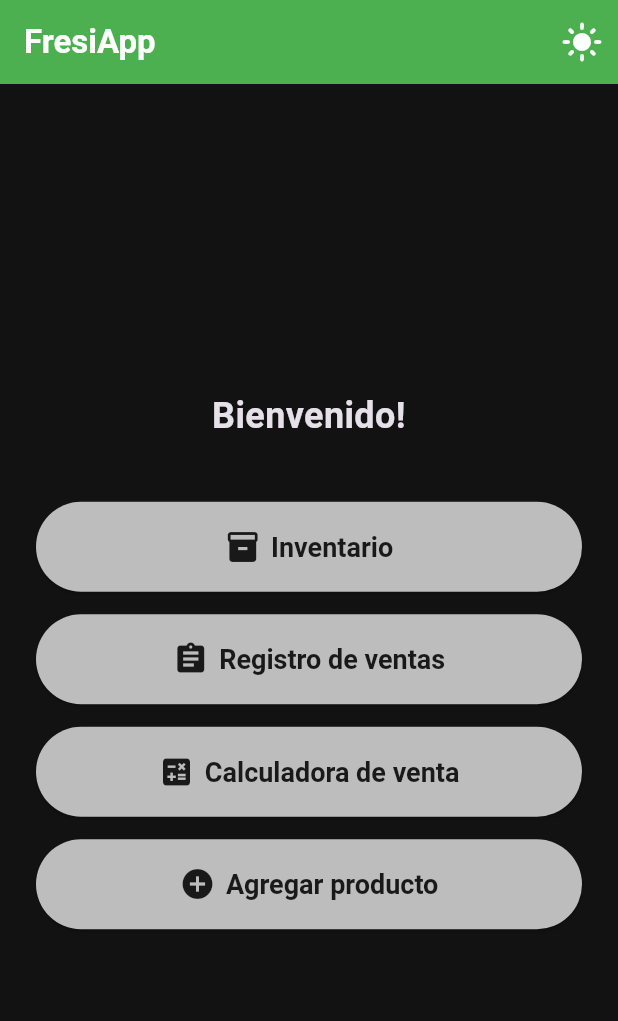
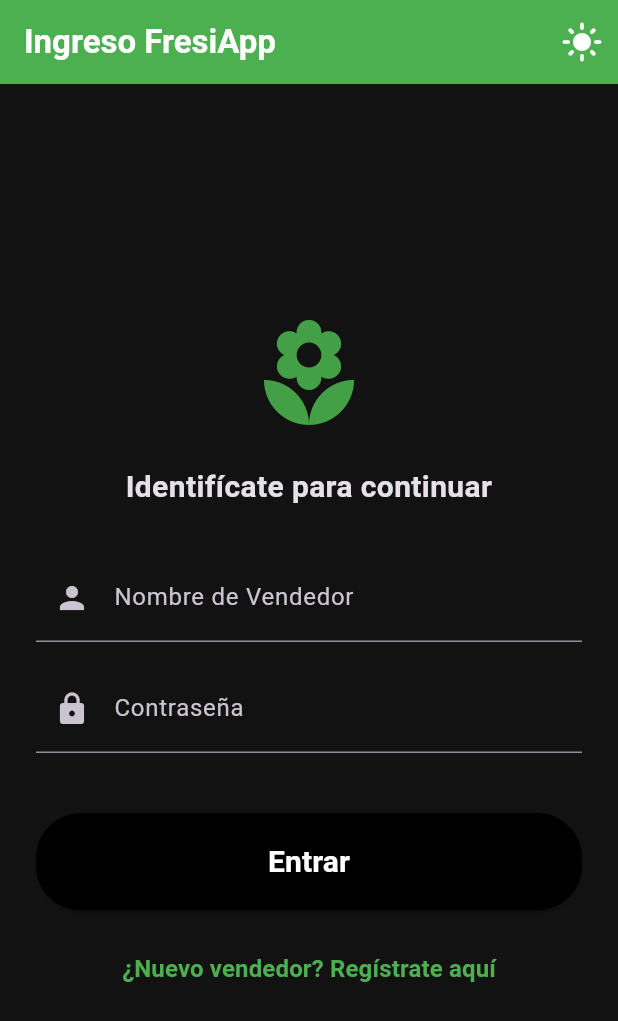
Before and after one commit to Frisb0/fresiapp, a Flutter app: the screen it shows after launch, on a phone screen of 412 x 824 dp. Shown: the top 1021 px of the screen. Run offline on Flutter 3.47's test engine with Material 3 defaults, Android fonts, the phone set to English and light mode, and no system bars; our stand-ins replace sqflite; accounts and stored records are empty.

Commit message:
Implement login functionality and user registration; update database schema for user management

```diff
--- a/lib/inventario_screen.dart
+++ b/lib/inventario_screen.dart
@@ -52,7 +52,6 @@
                       child: Table(
                         border: TableBorder.all(color: Colors.black26, width: 1),
                         children: [
-                          // Cabecera de la tabla con textos grandes (Ajuste #3)
                           TableRow(
                             decoration: BoxDecoration(color: Colors.grey[200]),
                             children: [
@@ -86,7 +85,7 @@
                                 ),
                               ],
                             );
-                          }).toList(),
+                          }),
                         ],
                       ),
                     ),
--- /dev/null
+++ b/lib/login_screen.dart
@@ -0,0 +1,134 @@
+import 'package:flutter/material.dart';
+import 'db_helper.dart';
+import 'main.dart';
+
+class LoginScreen extends StatefulWidget {
+  const LoginScreen({super.key});
+
+  @override
+  State<LoginScreen> createState() => _LoginScreenState();
+}
+
+class _LoginScreenState extends State<LoginScreen> {
+  final _userController = TextEditingController();
+  final _passController = TextEditingController();
+  bool _esRegistro = false;
+
+  void _procesarAutenticacion() async {
+    final username = _userController.text.trim();
+    final password = _passController.text.trim();
+
+    if (username.isEmpty || password.isEmpty) {
+      ScaffoldMessenger.of(context).showSnackBar(
+        const SnackBar(content: Text('⚠️ Por favor completa todos los campos.')),
+      );
+      return;
+    }
+
+    if (_esRegistro) {
+      int res = await DBHelper.instance.registrarUsuario(username, password);
+      if (!mounted) return;
+      if (res != -1) {
+        ScaffoldMessenger.of(context).showSnackBar(
+          const SnackBar(content: Text('🎉 Vendedor registrado con éxito. Ya puedes iniciar sesión.')),
+        );
+        setState(() {
+          _esRegistro = false;
+          _passController.clear();
+        });
+      } else {
+        ScaffoldMessenger.of(context).showSnackBar(
+          const SnackBar(content: Text('❌ El nombre de usuario ya está en uso.')),
+        );
+      }
+    } else {
+      bool valido = await DBHelper.instance.verificarLogin(username, password);
+      if (!mounted) return;
+      if (valido) {
+        Navigator.pushReplacement(
+          context,
+          MaterialPageRoute(builder: (context) => MenuPrincipal(usuarioActivo: username)),
+        );
+      } else {
+        ScaffoldMessenger.of(context).showSnackBar(
+          const SnackBar(content: Text('❌ Credenciales incorrectas. Inténtalo de nuevo.')),
+        );
+      }
+    }
+  }
+
+  @override
+  Widget build(BuildContext context) {
+    final esOscuro = Theme.of(context).brightness == Brightness.dark;
+
+    return Scaffold(
+      appBar: AppBar(
+        title: Text(_esRegistro ? 'Registrar Vendedor' : 'Ingreso FresiApp', style: const TextStyle(fontWeight: FontWeight.bold)),
+        actions: [
+          IconButton(
+            icon: Icon(esOscuro ? Icons.light_mode : Icons.dark_mode, size: 28),
+            onPressed: () {
+              temaClaroOscuroNotifier.value = esOscuro ? ThemeMode.light : ThemeMode.dark;
+            },
+          ),
+        ],
+      ),
+      body: Padding(
+        padding: const EdgeInsets.all(24.0),
+        child: Center(
+          child: SingleChildScrollView(
+            child: Column(
+              crossAxisAlignment: CrossAxisAlignment.stretch,
+              mainAxisAlignment: MainAxisAlignment.center,
+              children: [
+                Icon(Icons.local_florist, size: 80, color: Colors.green[600]),
+                const SizedBox(height: 20),
+                Text(
+                  _esRegistro ? 'Crea una cuenta de acceso' : 'Identifícate para continuar',
+                  textAlign: TextAlign.center,
+                  style: const TextStyle(fontSize: 20, fontWeight: FontWeight.bold),
+                ),
+                const SizedBox(height: 30),
+                TextField(
+                  controller: _userController,
+                  style: const TextStyle(fontSize: 18),
+                  decoration: const InputDecoration(labelText: 'Nombre de Vendedor', prefixIcon: Icon(Icons.person)),
+                ),
+                const SizedBox(height: 15),
+                TextField(
+                  controller: _passController,
+                  obscureText: true,
+                  style: const TextStyle(fontSize: 18),
+                  decoration: const InputDecoration(labelText: 'Contraseña', prefixIcon: Icon(Icons.lock)),
+                ),
+                const SizedBox(height: 40),
+                ElevatedButton(
+                  style: ElevatedButton.styleFrom(
+                    backgroundColor: Colors.black,
+                    foregroundColor: Colors.white,
+                    padding: const EdgeInsets.symmetric(vertical: 18),
+                    shape: RoundedRectangleBorder(borderRadius: BorderRadius.circular(30)),
+                  ),
+                  onPressed: _procesarAutenticacion,
+                  child: Text(_esRegistro ? 'Registrar' : 'Entrar', style: const TextStyle(fontSize: 20, fontWeight: FontWeight.bold)),
+                ),
+                const SizedBox(height: 15),
+                TextButton(
+                  onPressed: () {
+                    setState(() {
+                      _esRegistro = !_esRegistro;
+                    });
+                  },
+                  child: Text(
+                    _esRegistro ? '¿Ya tienes cuenta? Inicia Sesión' : '¿Nuevo vendedor? Regístrate aquí',
+                    style: const TextStyle(fontSize: 16, fontWeight: FontWeight.bold, color: Colors.green),
+                  ),
+                ),
+              ],
+            ),
+          ),
+        ),
+      ),
+    );
+  }
+}
--- a/lib/main.dart
+++ b/lib/main.dart
@@ -1,11 +1,13 @@
 import 'package:flutter/material.dart';
+import 'login_screen.dart'; // [✓] Importamos el nuevo Login
 import 'inventario_screen.dart';
 import 'registro_ventas_screen.dart';
 import 'calculadora_venta_screen.dart';
 import 'producto_screen.dart';
 
-// Notificador global para controlar el cambio de tema en tiempo real
-final ValueNotifier<ThemeMode> temaClaroOscuroNotifier = ValueNotifier(ThemeMode.dark);
+final ValueNotifier<ThemeMode> temaClaroOscuroNotifier = ValueNotifier(
+  ThemeMode.dark,
+);
 
 void main() {
   runApp(const FresiApp());
@@ -18,12 +20,11 @@
   Widget build(BuildContext context) {
     return ValueListenableBuilder<ThemeMode>(
       valueListenable: temaClaroOscuroNotifier,
-      builder: (_, mode, __) {
+      builder: (_, mode, _) {
         return MaterialApp(
           debugShowCheckedModeBanner: false,
           title: 'FresiApp',
           themeMode: mode,
-          // Configuración del Tema Claro
           theme: ThemeData(
             brightness: Brightness.light,
             primarySwatch: Colors.green,
@@ -33,7 +34,6 @@
               foregroundColor: Colors.white,
             ),
           ),
-          // Configuración del Tema Oscuro (Por defecto al iniciar)
           darkTheme: ThemeData(
             brightness: Brightness.dark,
             primarySwatch: Colors.green,
@@ -43,7 +43,7 @@
               foregroundColor: Colors.white,
             ),
           ),
-          home: const MenuPrincipal(),
+          home: const LoginScreen(),
         );
       },
     );
@@ -51,7 +51,9 @@
 }
 
 class MenuPrincipal extends StatelessWidget {
-  const MenuPrincipal({super.key});
+  final String usuarioActivo;
+
+  const MenuPrincipal({super.key, this.usuarioActivo = 'Usuario'});
 
   @override
   Widget build(BuildContext context) {
@@ -59,12 +61,27 @@
 
     return Scaffold(
       appBar: AppBar(
-        title: const Text('FresiApp', style: TextStyle(fontWeight: FontWeight.bold)),
+        title: const Text(
+          'FresiApp',
+          style: TextStyle(fontWeight: FontWeight.bold),
+        ),
         actions: [
           IconButton(
             icon: Icon(esOscuro ? Icons.light_mode : Icons.dark_mode, size: 28),
             onPressed: () {
-              temaClaroOscuroNotifier.value = esOscuro ? ThemeMode.light : ThemeMode.dark;
+              temaClaroOscuroNotifier.value = esOscuro
+                  ? ThemeMode.light
+                  : ThemeMode.dark;
+            },
+          ),
+          // Botón de Cerrar Sesión seguro
+          IconButton(
+            icon: const Icon(Icons.logout),
+            onPressed: () {
+              Navigator.pushReplacement(
+                context,
+                MaterialPageRoute(builder: (context) => const LoginScreen()),
+              );
             },
           ),
         ],
@@ -75,26 +92,58 @@
           mainAxisAlignment: MainAxisAlignment.center,
           crossAxisAlignment: CrossAxisAlignment.stretch,
           children: [
-            const Text(
-              'Bienvenido!',
+            Text(
+              'Bienvenido "$usuarioActivo"',
               textAlign: TextAlign.center,
-              style: TextStyle(fontSize: 24, fontWeight: FontWeight.bold),
+              style: const TextStyle(fontSize: 24, fontWeight: FontWeight.bold),
             ),
             const SizedBox(height: 40),
-            _crearBotonMenu(context, 'Inventario', Icons.inventory, Colors.grey[400]!, const InventarioScreen()),
+            _crearBotonMenu(
+              context,
+              'Inventario',
+              Icons.inventory,
+              Colors.grey[400]!,
+              const InventarioScreen(),
+            ),
             const SizedBox(height: 15),
-            _crearBotonMenu(context, 'Registro de ventas', Icons.assignment, Colors.grey[400]!, const RegistroVentasScreen()),
+            _crearBotonMenu(
+              context,
+              'Registro de ventas',
+              Icons.assignment,
+              Colors.grey[400]!,
+              RegistroVentasScreen(usuarioActivo: usuarioActivo),
+            ),
             const SizedBox(height: 15),
-            _crearBotonMenu(context, 'Calculadora de venta', Icons.calculate, Colors.grey[400]!, const CalculadoraVentaScreen()),
+            _crearBotonMenu(
+              context,
+              'Calculadora de venta',
+              Icons.calculate,
+              Colors.grey[400]!,
+              CalculadoraVentaScreen(
+                usuarioActivo: usuarioActivo,
+              ),
+            ),
             const SizedBox(height: 15),
-            _crearBotonMenu(context, 'Agregar producto', Icons.add_circle, Colors.grey[400]!, const ProductosScreen()),
+            _crearBotonMenu(
+              context,
+              'Agregar producto',
+              Icons.add_circle,
+              Colors.grey[400]!,
+              const ProductosScreen(),
+            ),
           ],
         ),
       ),
     );
   }
 
-  Widget _crearBotonMenu(BuildContext context, String texto, IconData icono, Color color, Widget pantallaDestino) {
+  Widget _crearBotonMenu(
+    BuildContext context,
+    String texto,
+    IconData icono,
+    Color color,
+    Widget pantallaDestino,
+  ) {
     return ElevatedButton.icon(
       style: ElevatedButton.styleFrom(
         backgroundColor: color,
--- a/lib/registro_ventas_screen.dart
+++ b/lib/registro_ventas_screen.dart
@@ -1,9 +1,11 @@
 import 'package:flutter/material.dart';
-import 'package:sqflite/sqflite.dart'; // Importante para la comunicación nativa de tipos con el CRUD
+import 'package:sqflite/sqflite.dart';
 import 'db_helper.dart';
 
 class RegistroVentasScreen extends StatefulWidget {
-  const RegistroVentasScreen({super.key});
+  final String usuarioActivo; // [✓] Recibe de forma obligatoria el usuario logueado
+
+  const RegistroVentasScreen({super.key, required this.usuarioActivo});
 
   @override
   State<RegistroVentasScreen> createState() => _RegistroVentasScreenState();
```
Also changed, not shown: lib/calculadora_venta_screen.dart (+23 -10 lines), lib/db_helper.dart (+52 -17 lines), lib/producto_screen.dart (+4 -4 lines).
